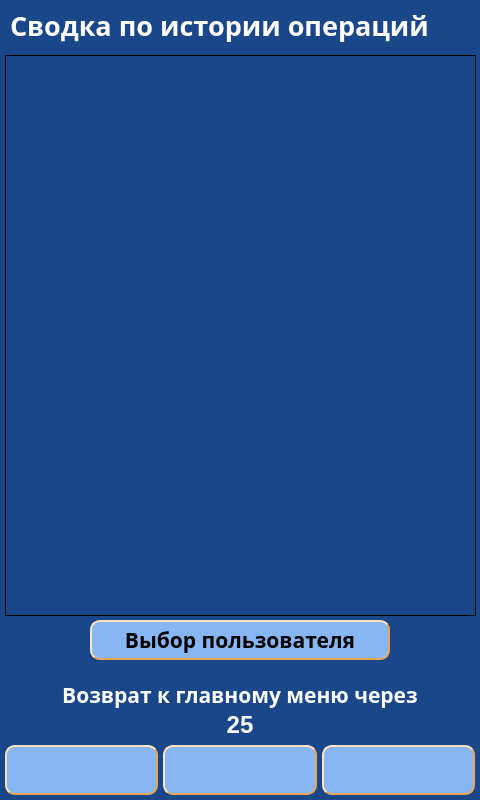
The window that client/GUI/ui/screen_21_summary.ui (komrade2801/AutoSklad) describes before a commit, drawn with Qt 5.
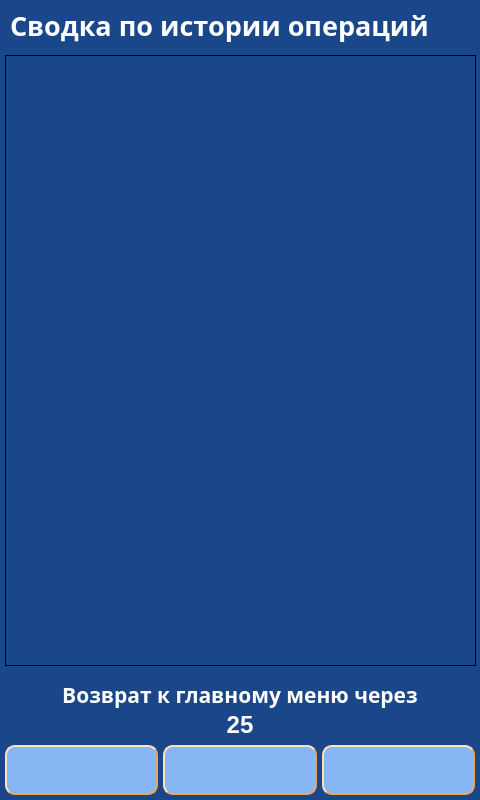
The same window after the commit. Icons and pictures are not drawn.

Commit message: removed select user button

```diff
--- a/client/GUI/ui/screen_21_summary.ui
+++ b/client/GUI/ui/screen_21_summary.ui
@@ -154,7 +154,7 @@
      <x>5</x>
      <y>55</y>
      <width>471</width>
-     <height>561</height>
+     <height>611</height>
     </rect>
    </property>
    <property name="sizePolicy">
@@ -681,240 +681,6 @@
     </size>
    </property>
   </widget>
-  <widget class="QPushButton" name="btn_select_users">
-   <property name="geometry">
-    <rect>
-     <x>90</x>
-     <y>620</y>
-     <width>300</width>
-     <height>40</height>
-    </rect>
-   </property>
-   <property name="palette">
-    <palette>
-     <active>
-      <colorrole role="WindowText">
-       <brush brushstyle="SolidPattern">
-        <color alpha="255">
-         <red>0</red>
-         <green>0</green>
-         <blue>0</blue>
-        </color>
-       </brush>
-      </colorrole>
-      <colorrole role="Button">
-       <brush brushstyle="SolidPattern">
-        <color alpha="255">
-         <red>134</red>
-         <green>183</green>
-         <blue>244</blue>
-        </color>
-       </brush>
-      </colorrole>
-      <colorrole role="Text">
-       <brush brushstyle="SolidPattern">
-        <color alpha="255">
-         <red>0</red>
-         <green>0</green>
-         <blue>0</blue>
-        </color>
-       </brush>
-      </colorrole>
-      <colorrole role="ButtonText">
-       <brush brushstyle="SolidPattern">
-        <color alpha="255">
-         <red>0</red>
-         <green>0</green>
-         <blue>0</blue>
-        </color>
-       </brush>
-      </colorrole>
-      <colorrole role="Base">
-       <brush brushstyle="SolidPattern">
-        <color alpha="255">
-         <red>134</red>
-         <green>183</green>
-         <blue>244</blue>
-        </color>
-       </brush>
-      </colorrole>
-      <colorrole role="Window">
-       <brush brushstyle="SolidPattern">
-        <color alpha="255">
-         <red>134</red>
-         <green>183</green>
-         <blue>244</blue>
-        </color>
-       </brush>
-      </colorrole>
-      <colorrole role="PlaceholderText">
-       <brush brushstyle="NoBrush">
-        <color alpha="128">
-         <red>0</red>
-         <green>0</green>
-         <blue>0</blue>
-        </color>
-       </brush>
-      </colorrole>
-     </active>
-     <inactive>
-      <colorrole role="WindowText">
-       <brush brushstyle="SolidPattern">
-        <color alpha="255">
-         <red>0</red>
-         <green>0</green>
-         <blue>0</blue>
-        </color>
-       </brush>
-      </colorrole>
-      <colorrole role="Button">
-       <brush brushstyle="SolidPattern">
-        <color alpha="255">
-         <red>134</red>
-         <green>183</green>
-         <blue>244</blue>
-        </color>
-       </brush>
-      </colorrole>
-      <colorrole role="Text">
-       <brush brushstyle="SolidPattern">
-        <color alpha="255">
-         <red>0</red>
-         <green>0</green>
-         <blue>0</blue>
-        </color>
-       </brush>
-      </colorrole>
-      <colorrole role="ButtonText">
-       <brush brushstyle="SolidPattern">
-        <color alpha="255">
-         <red>0</red>
-         <green>0</green>
-         <blue>0</blue>
-        </color>
-       </brush>
-      </colorrole>
-      <colorrole role="Base">
-       <brush brushstyle="SolidPattern">
-        <color alpha="255">
-         <red>134</red>
-         <green>183</green>
-         <blue>244</blue>
-        </color>
-       </brush>
-      </colorrole>
-      <colorrole role="Window">
-       <brush brushstyle="SolidPattern">
-        <color alpha="255">
-         <red>134</red>
-         <green>183</green>
-         <blue>244</blue>
-        </color>
-       </brush>
-      </colorrole>
-      <colorrole role="PlaceholderText">
-       <brush brushstyle="NoBrush">
-        <color alpha="128">
-         <red>0</red>
-         <green>0</green>
-         <blue>0</blue>
-        </color>
-       </brush>
-      </colorrole>
-     </inactive>
-     <disabled>
-      <colorrole role="WindowText">
-       <brush brushstyle="SolidPattern">
-        <color alpha="255">
-         <red>0</red>
-         <green>0</green>
-         <blue>0</blue>
-        </color>
-       </brush>
-      </colorrole>
-      <colorrole role="Button">
-       <brush brushstyle="SolidPattern">
-        <color alpha="255">
-         <red>134</red>
-         <green>183</green>
-         <blue>244</blue>
-        </color>
-       </brush>
-      </colorrole>
-      <colorrole role="Text">
-       <brush brushstyle="SolidPattern">
-        <color alpha="255">
-         <red>0</red>
-         <green>0</green>
-         <blue>0</blue>
-        </color>
-       </brush>
-      </colorrole>
-      <colorrole role="ButtonText">
-       <brush brushstyle="SolidPattern">
-        <color alpha="255">
-         <red>0</red>
-         <green>0</green>
-         <blue>0</blue>
-        </color>
-       </brush>
-      </colorrole>
-      <colorrole role="Base">
-       <brush brushstyle="SolidPattern">
-        <color alpha="255">
-         <red>134</red>
-         <green>183</green>
-         <blue>244</blue>
-        </color>
-       </brush>
-      </colorrole>
-      <colorrole role="Window">
-       <brush brushstyle="SolidPattern">
-        <color alpha="255">
-         <red>134</red>
-         <green>183</green>
-         <blue>244</blue>
-        </color>
-       </brush>
-      </colorrole>
-      <colorrole role="PlaceholderText">
-       <brush brushstyle="NoBrush">
-        <color alpha="128">
-         <red>0</red>
-         <green>0</green>
-         <blue>0</blue>
-        </color>
-       </brush>
-      </colorrole>
-     </disabled>
-    </palette>
-   </property>
-   <property name="font">
-    <font>
-     <family>Arial Black</family>
-     <pointsize>16</pointsize>
-     <weight>75</weight>
-     <bold>true</bold>
-    </font>
-   </property>
-   <property name="contextMenuPolicy">
-    <enum>Qt::DefaultContextMenu</enum>
-   </property>
-   <property name="layoutDirection">
-    <enum>Qt::LeftToRight</enum>
-   </property>
-   <property name="styleSheet">
-    <string notr="true">color: #000000;
-background-color: #86B7F4;
-border-width: 2px;
-border-style: outset;
-border-color: #EAA657;
-border-radius: 10px;</string>
-   </property>
-   <property name="text">
-    <string>Выбор пользователя</string>
-   </property>
-  </widget>
  </widget>
  <resources>
   <include location="../img/resources.qrc"/>
```
The commit also changes 1 other file.
